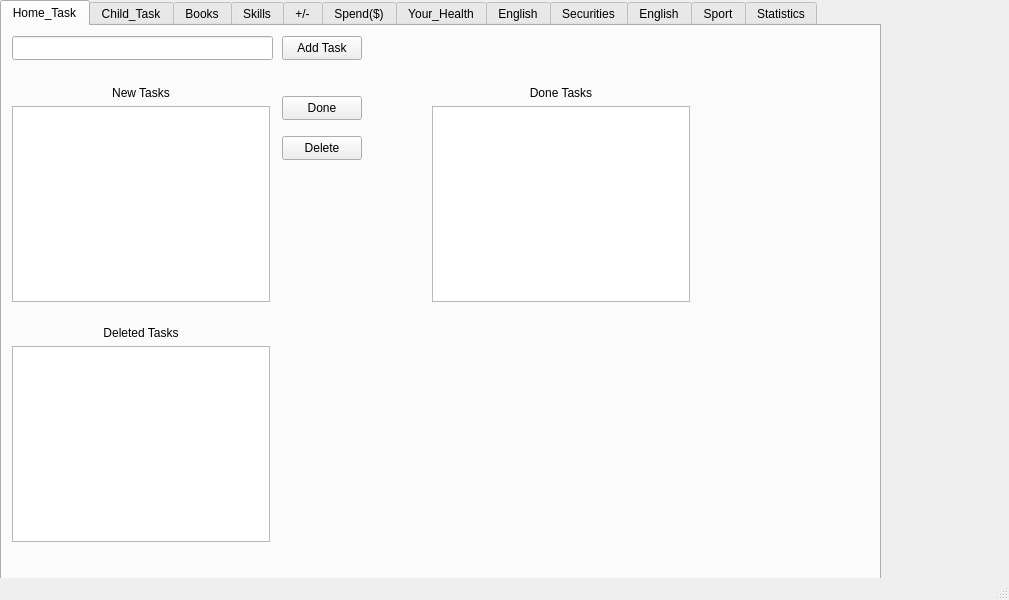
First picture: the form in ToDoNotes/mainwindow.ui, repository andreyschelkovo/ToDoNotes, before the edit.
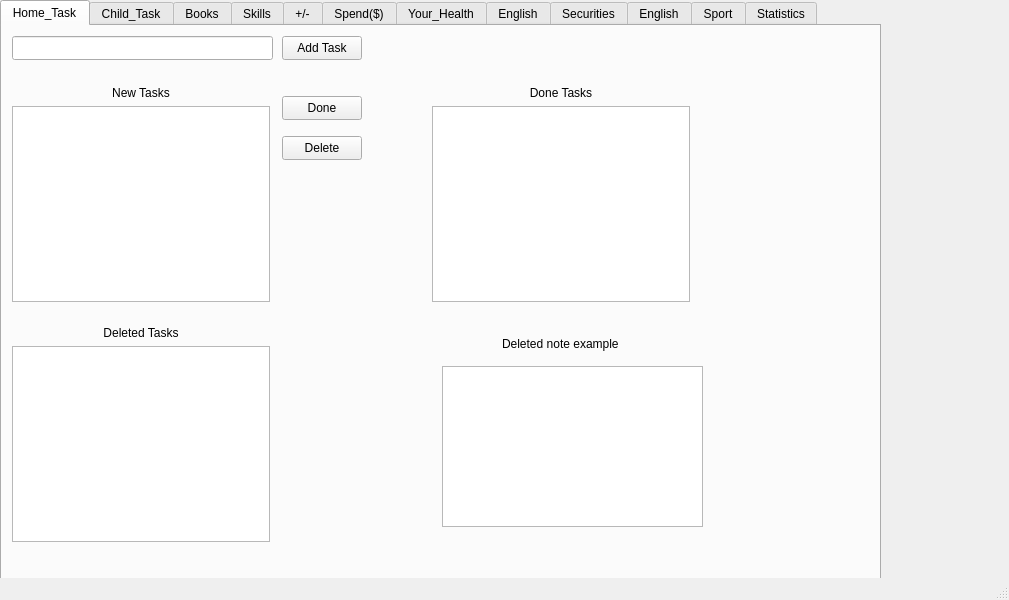
Second picture: the form after the edit.

```diff
--- a/ToDoNotes/mainwindow.ui
+++ b/ToDoNotes/mainwindow.ui
@@ -135,7 +135,7 @@
        <string>Delete</string>
       </property>
      </widget>
-     <widget class="QWidget" name="">
+     <widget class="QWidget" name="layoutWidget">
       <property name="geometry">
        <rect>
         <x>10</x>
@@ -163,6 +163,29 @@
        </item>
       </layout>
      </widget>
+     <widget class="QTextEdit" name="textEdit_Deleted_example">
+      <property name="geometry">
+       <rect>
+        <x>440</x>
+        <y>340</y>
+        <width>261</width>
+        <height>161</height>
+       </rect>
+      </property>
+     </widget>
+     <widget class="QLabel" name="label_del_note_exmpl">
+      <property name="geometry">
+       <rect>
+        <x>500</x>
+        <y>310</y>
+        <width>131</width>
+        <height>16</height>
+       </rect>
+      </property>
+      <property name="text">
+       <string>Deleted note example</string>
+      </property>
+     </widget>
     </widget>
     <widget class="QWidget" name="tab_2">
      <attribute name="title">
```
